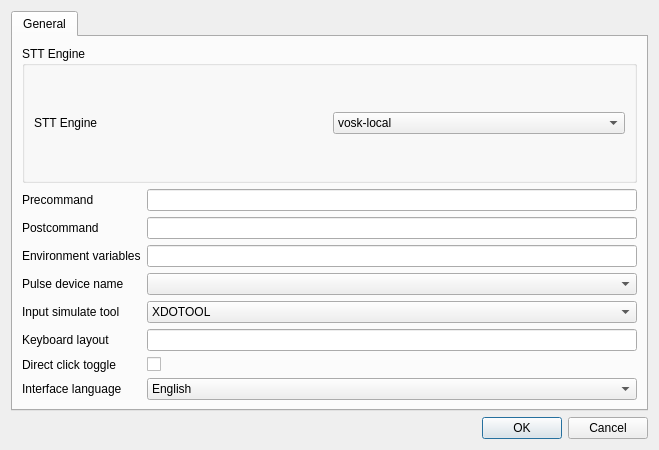
This is eloGraf/advanced.ui in pcaro/elograf as Qt 5 draws it before an edit. The edited form follows.
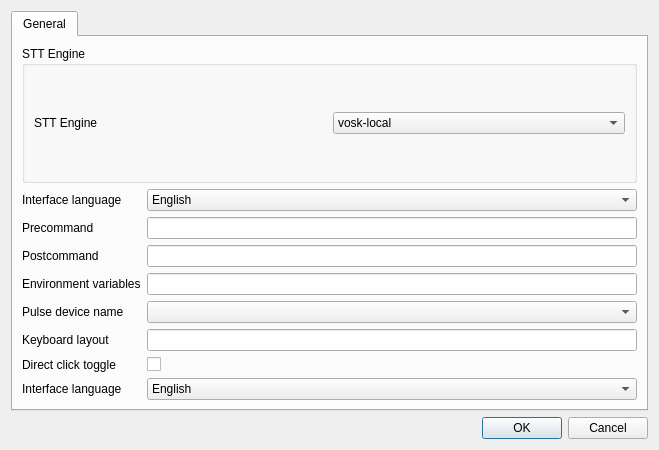
This is the edited form. Icons and pictures are not drawn.

Commit message: Move interface language setting and fix saving

Patch:
```diff
--- a/eloGraf/advanced.ui
+++ b/eloGraf/advanced.ui
@@ -83,60 +83,47 @@
        </item>
        <item>
         <layout class="QGridLayout" name="general_grid_layout" columnstretch="0,2">
+         <item row="0" column="0">
+          <widget class="QLabel" name="label_interface_language">
+           <property name="toolTip">
+            <string>&lt;b&gt;Interface Language&lt;/b&gt;&lt;br&gt;Language for the application interface.</string>
+           </property>
+           <property name="text">
+            <string>Interface language</string>
+           </property>
+          </widget>
+         </item>
          <item row="0" column="1">
+          <widget class="QComboBox" name="interface_language_cb">
+           <item>
+            <property name="text">
+             <string>English</string>
+            </property>
+           </item>
+           <item>
+            <property name="text">
+             <string>Español</string>
+            </property>
+           </item>
+          </widget>
+         </item>
+         <item row="1" column="1">
           <widget class="QLineEdit" name="precommand" />
          </item>
-         <item row="12" column="1">
-          <widget class="QComboBox" name="tool_cb">
-           <property name="currentText">
-            <string>XDOTOOL</string>
+         <item row="1" column="0">
+          <widget class="QLabel" name="label_10">
+           <property name="toolTip">
+            <string>&lt;b&gt;Pre-command&lt;/b&gt;&lt;br&gt;Shell command to execute before starting dictation.&lt;br&gt;&lt;br&gt;&lt;i&gt;Typical use:&lt;/i&gt; Prepare environment, change keyboard layout, etc.&lt;br&gt;&lt;i&gt;Example:&lt;/i&gt; setxkbmap us</string>
            </property>
-           <item>
-            <property name="text">
-             <string>XDOTOOL</string>
-            </property>
-           </item>
-           <item>
-            <property name="text">
-             <string>DOTOOL</string>
-            </property>
-           </item>
-          </widget>
-         </item>
-         <item row="3" column="1">
-          <widget class="QComboBox" name="deviceName">
-           <property name="currentText">
-            <string />
+           <property name="text">
+            <string>Precommand</string>
            </property>
           </widget>
          </item>
          <item row="2" column="1">
-          <widget class="QLineEdit" name="env" />
-         </item>
-         <item row="12" column="0">
-          <widget class="QLabel" name="label_13">
-           <property name="toolTip">
-            <string>&lt;b&gt;Input Simulation Tool&lt;/b&gt;&lt;br&gt;Method for typing transcribed text.&lt;br&gt;&lt;br&gt;&lt;b&gt;XDOTOOL:&lt;/b&gt; Simulates X11 keyboard events&lt;br&gt;- More compatible with all applications&lt;br&gt;- Requires xdotool installed&lt;br&gt;&lt;br&gt;&lt;b&gt;DOTOOL:&lt;/b&gt; Uses /dev/uinput directly&lt;br&gt;- Faster and more reliable&lt;br&gt;- Requires root or udev configuration</string>
-           </property>
-           <property name="text">
-            <string>Input simulate tool</string>
-           </property>
-          </widget>
-         </item>
-         <item row="1" column="1">
           <widget class="QLineEdit" name="postcommand" />
          </item>
          <item row="2" column="0">
-          <widget class="QLabel" name="label_12">
-           <property name="toolTip">
-            <string>&lt;b&gt;Environment Variables&lt;/b&gt;&lt;br&gt;Environment variables for the dictation process.&lt;br&gt;&lt;br&gt;&lt;i&gt;Format:&lt;/i&gt; VAR1=value1, VAR2=value2&lt;br&gt;&lt;i&gt;Example:&lt;/i&gt; LD_LIBRARY_PATH=/opt/lib</string>
-           </property>
-           <property name="text">
-            <string>Environment variables</string>
-           </property>
-          </widget>
-         </item>
-         <item row="1" column="0">
           <widget class="QLabel" name="label_11">
            <property name="toolTip">
             <string>&lt;b&gt;Post-command&lt;/b&gt;&lt;br&gt;Shell command to execute after dictation stops.&lt;br&gt;&lt;br&gt;&lt;i&gt;Typical use:&lt;/i&gt; Restore environment, send notifications, etc.&lt;br&gt;&lt;i&gt;Example:&lt;/i&gt; notify-send "Dictation ended"</string>
@@ -146,17 +133,27 @@
            </property>
           </widget>
          </item>
-         <item row="0" column="0">
-          <widget class="QLabel" name="label_10">
-           <property name="toolTip">
-            <string>&lt;b&gt;Pre-command&lt;/b&gt;&lt;br&gt;Shell command to execute before starting dictation.&lt;br&gt;&lt;br&gt;&lt;i&gt;Typical use:&lt;/i&gt; Prepare environment, change keyboard layout, etc.&lt;br&gt;&lt;i&gt;Example:&lt;/i&gt; setxkbmap us</string>
-           </property>
-           <property name="text">
-            <string>Precommand</string>
-           </property>
-          </widget>
+         <item row="3" column="1">
+          <widget class="QLineEdit" name="env" />
          </item>
          <item row="3" column="0">
+          <widget class="QLabel" name="label_12">
+           <property name="toolTip">
+            <string>&lt;b&gt;Environment Variables&lt;/b&gt;&lt;br&gt;Environment variables for the dictation process.&lt;br&gt;&lt;br&gt;&lt;i&gt;Format:&lt;/i&gt; VAR1=value1, VAR2=value2&lt;br&gt;&lt;i&gt;Example:&lt;/i&gt; LD_LIBRARY_PATH=/opt/lib</string>
+           </property>
+           <property name="text">
+            <string>Environment variables</string>
+           </property>
+          </widget>
+         </item>
+         <item row="4" column="1">
+          <widget class="QComboBox" name="deviceName">
+           <property name="currentText">
+            <string />
+           </property>
+          </widget>
+         </item>
+         <item row="4" column="0">
           <widget class="QLabel" name="label">
            <property name="toolTip">
             <string>&lt;b&gt;Audio Input Device&lt;/b&gt;&lt;br&gt;PulseAudio source device for recording.&lt;br&gt;&lt;br&gt;&lt;i&gt;To list available devices:&lt;/i&gt;&lt;br&gt;&lt;code&gt;pactl list sources&lt;/code&gt;&lt;br&gt;&lt;br&gt;Use the identifier after "Name:" in the output.</string>
```
The commit also changes 2 other files.
